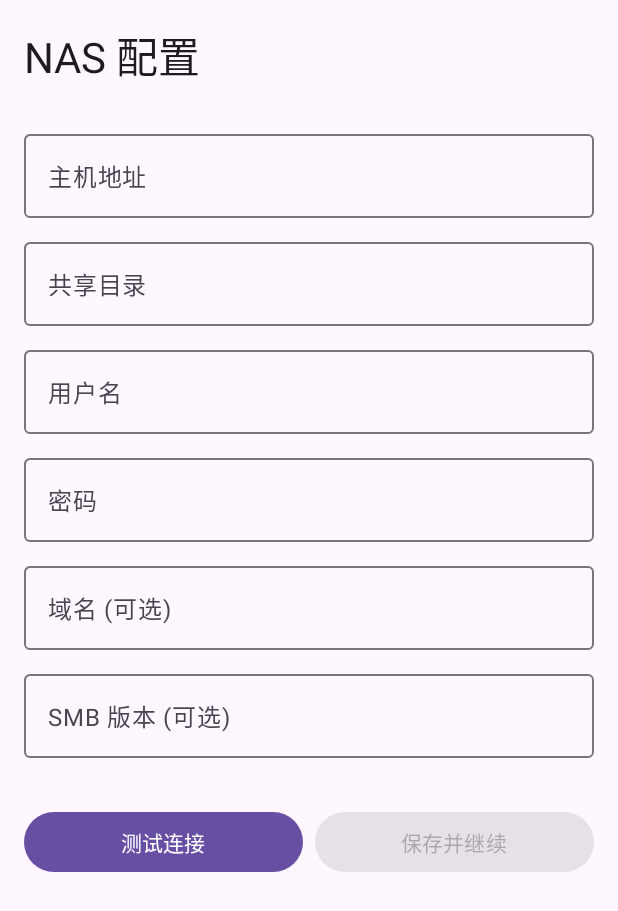
After one commit to jiangwei199805058112-debug/NASPlayer, an Android app built with Jetpack Compose: the NasConfigScreen screen opened through its navigation route, on a phone screen of 412 x 824 dp. The commit adds this screen. Shown: the top 911 px of the screen. Run offline under Robolectric (Android 15) with nearby library versions, the light colour scheme and no system bars; our stand-ins replace Dagger/Hilt's generated code.

Commit message:
feat: complete UI screens and ViewModels implementation
- Add NasConfigScreen with connection testing functionality
- Add MediaLibraryScreen with file browsing capabilities
- Add NasConfigViewModel with SMB configuration management
- Add MediaLibraryViewModel with file listing operations
- Add NasPrefs DataStore for configuration persistence
- Add DataStoreModule for dependency injection
- Fix NavGraph imports and route configurations
- Fix README.md lint error (add trailing newline)
- Complete all missing UI components for basic functionality

```diff
--- /dev/null
+++ b/app/src/main/java/com/example/nasonly/data/datastore/NasPrefs.kt
@@ -0,0 +1,64 @@
+package com.example.nasonly.data.datastore
+
+import android.content.Context
+import androidx.datastore.preferences.core.edit
+import androidx.datastore.preferences.core.stringPreferencesKey
+import androidx.datastore.preferences.preferencesDataStore
+import kotlinx.coroutines.flow.Flow
+import kotlinx.coroutines.flow.map
+import javax.inject.Inject
+import javax.inject.Singleton
+
+private val Context.dataStore by preferencesDataStore(name = "nas_prefs")
+
+object NasPrefsKeys {
+    val HOST = stringPreferencesKey("host")
+    val SHARE = stringPreferencesKey("share")
+    val USER = stringPreferencesKey("user")
+    val PASS = stringPreferencesKey("pass")
+    val DOMAIN = stringPreferencesKey("domain")
+    val SMB_VER = stringPreferencesKey("smb_ver")
+}
+
+data class NasConfig(
+    val host: String = "",
+    val share: String = "",
+    val username: String = "",
+    val password: String = "",
+    val domain: String = "",
+    val smbVersion: String = ""
+)
+
+@Singleton
+class NasPrefs @Inject constructor(
+    private val context: Context
+) {
+    suspend fun save(
+        host: String,
+        share: String,
+        username: String,
+        password: String,
+        domain: String,
+        smbVersion: String
+    ) {
+        context.dataStore.edit { prefs ->
+            prefs[NasPrefsKeys.HOST] = host
+            prefs[NasPrefsKeys.SHARE] = share
+            prefs[NasPrefsKeys.USER] = username
+            prefs[NasPrefsKeys.PASS] = password
+            prefs[NasPrefsKeys.DOMAIN] = domain
+            prefs[NasPrefsKeys.SMB_VER] = smbVersion
+        }
+    }
+
+    fun flow(): Flow<NasConfig> = context.dataStore.data.map { prefs ->
+        NasConfig(
+            host = prefs[NasPrefsKeys.HOST] ?: "",
+            share = prefs[NasPrefsKeys.SHARE] ?: "",
+            username = prefs[NasPrefsKeys.USER] ?: "",
+            password = prefs[NasPrefsKeys.PASS] ?: "",
+            domain = prefs[NasPrefsKeys.DOMAIN] ?: "",
+            smbVersion = prefs[NasPrefsKeys.SMB_VER] ?: ""
+        )
+    }
+}
--- a/app/src/main/java/com/example/nasonly/navigation/NavGraph.kt
+++ b/app/src/main/java/com/example/nasonly/navigation/NavGraph.kt
@@ -6,11 +6,11 @@ import androidx.navigation.NavHostController
 import androidx.navigation.compose.NavHost
 import androidx.navigation.compose.composable
 import androidx.navigation.compose.rememberNavController
+import androidx.navigation.navArgument
+import androidx.navigation.NavType
+import com.example.nasonly.ui.screens.NasConfigScreen
+import com.example.nasonly.ui.screens.MediaLibraryScreen
 import com.example.nasonly.ui.screens.VideoPlayerScreen
-// 请根据实际路径补充其它 Screen 的 import
-// import com.example.nasonly.ui.screens.NasConfigScreen
-// import com.example.nasonly.ui.screens.MediaLibraryScreen
-// import com.example.nasonly.ui.screens.PlaylistScreen
 
 @Composable
 fun NavGraph(
@@ -19,16 +19,21 @@ fun NavGraph(
 ) {
     NavHost(navController = navController, startDestination = startDestination) {
         composable(Routes.NAS_CONFIG) {
-            // NasConfigScreen()
+            NasConfigScreen(navController)
         }
         composable(Routes.MEDIA_LIBRARY) {
-            // MediaLibraryScreen()
+            MediaLibraryScreen(navController)
         }
-        composable(Routes.PLAYLIST) { backStackEntry ->
-            val playlistId = backStackEntry.arguments?.getString("playlistId")?.toLongOrNull() ?: 0L
-            // PlaylistScreen(playlistId = playlistId)
-        }
-        composable(Routes.VIDEO_PLAYER) { backStackEntry ->
+        composable(
+            route = Routes.VIDEO_PLAYER,
+            arguments = listOf(
+                navArgument("uri") {
+                    type = NavType.StringType
+                    nullable = true
+                    defaultValue = ""
+                }
+            )
+        ) { backStackEntry ->
             val uri = backStackEntry.arguments?.getString("uri") ?: ""
             VideoPlayerScreen(uri = Uri.decode(uri))
         }
--- /dev/null
+++ b/app/src/main/java/com/example/nasonly/ui/screens/NasConfigScreen.kt
@@ -0,0 +1,152 @@
+package com.example.nasonly.ui.screens
+
+import androidx.compose.foundation.layout.*
+import androidx.compose.material3.*
+import androidx.compose.runtime.*
+import androidx.compose.ui.Modifier
+import androidx.compose.ui.unit.dp
+import androidx.hilt.navigation.compose.hiltViewModel
+import androidx.navigation.NavController
+import com.example.nasonly.ui.viewmodel.NasConfigViewModel
+import com.example.nasonly.navigation.Routes
+import com.example.nasonly.core.ui.components.LoadingIndicator
+import com.example.nasonly.core.ui.components.ErrorDialog
+
+@Composable
+fun NasConfigScreen(
+    navController: NavController,
+    viewModel: NasConfigViewModel = hiltViewModel()
+) {
+    val uiState by viewModel.uiState.collectAsState()
+
+    var host by remember { mutableStateOf(uiState.host) }
+    var share by remember { mutableStateOf(uiState.share) }
+    var username by remember { mutableStateOf(uiState.username) }
+    var password by remember { mutableStateOf(uiState.password) }
+    var domain by remember { mutableStateOf(uiState.domain) }
+    var smbVersion by remember { mutableStateOf(uiState.smbVersion) }
+
+    Column(
+        modifier = Modifier
+            .fillMaxSize()
+            .padding(16.dp),
+        verticalArrangement = Arrangement.spacedBy(8.dp)
+    ) {
+        Text(
+            text = "NAS 配置",
+            style = MaterialTheme.typography.headlineMedium,
+            modifier = Modifier.padding(bottom = 16.dp)
+        )
+
+        OutlinedTextField(
+            value = host,
+            onValueChange = { host = it },
+            label = { Text("主机地址") },
+            placeholder = { Text("例如: 192.168.1.100") },
+            modifier = Modifier.fillMaxWidth()
+        )
+
+        OutlinedTextField(
+            value = share,
+            onValueChange = { share = it },
+            label = { Text("共享目录") },
+            placeholder = { Text("例如: media") },
+            modifier = Modifier.fillMaxWidth()
+        )
+
+        OutlinedTextField(
+            value = username,
+            onValueChange = { username = it },
+            label = { Text("用户名") },
+            modifier = Modifier.fillMaxWidth()
+        )
+
+        OutlinedTextField(
+            value = password,
+            onValueChange = { password = it },
+            label = { Text("密码") },
+            modifier = Modifier.fillMaxWidth()
+        )
+
+        OutlinedTextField(
+            value = domain,
+            onValueChange = { domain = it },
+            label = { Text("域名 (可选)") },
+            modifier = Modifier.fillMaxWidth()
+        )
+
+        OutlinedTextField(
+            value = smbVersion,
+            onValueChange = { smbVersion = it },
+            label = { Text("SMB 版本 (可选)") },
+            placeholder = { Text("例如: 2.1") },
+            modifier = Modifier.fillMaxWidth()
+        )
+
+        Spacer(modifier = Modifier.height(16.dp))
+
+        Row(
+            modifier = Modifier.fillMaxWidth(),
+            horizontalArrangement = Arrangement.spacedBy(8.dp)
+        ) {
+            Button(
+                onClick = {
+                    viewModel.testConnection(host, share, username, password, domain, smbVersion)
+                },
+                modifier = Modifier.weight(1f),
+                enabled = !uiState.isLoading
+            ) {
+                if (uiState.isLoading) {
+                    CircularProgressIndicator(
+                        modifier = Modifier.size(16.dp),
+                        strokeWidth = 2.dp
+                    )
+                } else {
+                    Text("测试连接")
+                }
+            }
+
+            Button(
+                onClick = {
+                    viewModel.saveConfig(host, share, username, password, domain, smbVersion)
+                    navController.navigate(Routes.MEDIA_LIBRARY) {
+                        popUpTo(Routes.NAS_CONFIG) { inclusive = true }
+                    }
+                },
+                modifier = Modifier.weight(1f),
+                enabled = host.isNotEmpty() && username.isNotEmpty() && !uiState.isLoading
+            ) {
+                Text("保存并继续")
+            }
+        }
+
+        if (uiState.testResult != null) {
+            Card(
+                modifier = Modifier
+                    .fillMaxWidth()
+                    .padding(top = 8.dp)
+            ) {
+                Text(
+                    text = uiState.testResult,
+                    modifier = Modifier.padding(16.dp),
+                    color = if (uiState.testResult.contains("成功")) {
+                        MaterialTheme.colorScheme.primary
+                    } else {
+                        MaterialTheme.colorScheme.error
+                    }
+                )
+            }
+        }
+    }
+
+    // 错误对话框
+    if (uiState.error != null) {
+        ErrorDialog(
+            message = uiState.error,
+            onDismiss = { viewModel.clearError() },
+            onRetry = {
+                viewModel.testConnection(host, share, username, password, domain, smbVersion)
+            }
+        )
+    }
+}
--- a/app/src/main/java/com/example/nasonly/ui/screens/VideoPlayerScreen.kt
+++ b/app/src/main/java/com/example/nasonly/ui/screens/VideoPlayerScreen.kt
@@ -1,6 +1,9 @@
 package com.example.nasonly.ui.screens
 
 import androidx.compose.foundation.layout.*
+import androidx.compose.material.icons.Icons
+import androidx.compose.material.icons.filled.Pause
+import androidx.compose.material.icons.filled.PlayArrow
 import androidx.compose.material3.*
 import androidx.compose.runtime.*
 import androidx.compose.ui.Alignment
@@ -8,7 +11,6 @@ import androidx.compose.ui.Modifier
 import androidx.compose.ui.unit.dp
 import androidx.hilt.navigation.compose.hiltViewModel
 import com.example.nasonly.ui.viewmodel.VideoPlayerViewModel
-import com.example.nasonly.ui.viewmodel.VideoPlayerUiState
 
 @Composable
 fun VideoPlayerScreen(
--- /dev/null
+++ b/app/src/main/java/com/example/nasonly/ui/viewmodel/NasConfigViewModel.kt
@@ -0,0 +1,122 @@
+package com.example.nasonly.ui.viewmodel
+
+import androidx.lifecycle.ViewModel
+import androidx.lifecycle.viewModelScope
+import com.example.nasonly.data.datastore.NasPrefs
+import com.example.nasonly.repository.SmbRepository
+import dagger.hilt.android.lifecycle.HiltViewModel
+import kotlinx.coroutines.flow.MutableStateFlow
+import kotlinx.coroutines.flow.StateFlow
+import kotlinx.coroutines.launch
+import javax.inject.Inject
+
+@HiltViewModel
+class NasConfigViewModel @Inject constructor(
+    private val nasPrefs: NasPrefs,
+    private val smbRepository: SmbRepository
+) : ViewModel() {
+    private val _uiState = MutableStateFlow(NasConfigUiState())
+    val uiState: StateFlow<NasConfigUiState> = _uiState
+
+    init {
+        viewModelScope.launch {
+            nasPrefs.flow().collect { config ->
+                _uiState.value = _uiState.value.copy(
+                    host = config.host,
+                    share = config.share,
+                    username = config.username,
+                    password = config.password,
+                    domain = config.domain,
+                    smbVersion = config.smbVersion
+                )
+            }
+        }
+    }
+
+    fun saveConfig(
+        host: String,
+        share: String,
+        username: String,
+        password: String,
+        domain: String,
+        smbVersion: String
+    ) {
+        viewModelScope.launch {
+            try {
+                _uiState.value = _uiState.value.copy(isLoading = true, error = null)
+
+                // 保存到 DataStore
+                nasPrefs.save(host, share, username, password, domain, smbVersion)
+
+                // 配置 SMB 连接
+                smbRepository.configureConnection(host, share, username, password, domain)
+
+                _uiState.value = _uiState.value.copy(
+                    isLoading = false,
+                    testResult = "配置已保存"
+                )
+            } catch (e: Exception) {
+                _uiState.value = _uiState.value.copy(
+                    isLoading = false,
+                    error = "保存配置失败: ${e.message}"
+                )
+            }
+        }
+    }
+
+    fun testConnection(
+        host: String,
+        share: String,
+        username: String,
+        password: String,
+        domain: String,
+        smbVersion: String
+    ) {
+        viewModelScope.launch {
+            try {
+                _uiState.value = _uiState.value.copy(isLoading = true, error = null, testResult = null)
+
+                // 配置连接
+                smbRepository.configureConnection(host, share, username, password, domain)
+
+                // 测试连接
+                val result = smbRepository.testConnection()
+                result.fold(
+                    onSuccess = { message ->
+                        _uiState.value = _uiState.value.copy(
+                            isLoading = false,
+                            testResult = message
+                        )
+                    },
+                    onFailure = { error ->
+                        _uiState.value = _uiState.value.copy(
+                            isLoading = false,
+                            error = error.message ?: "连接测试失败"
+                        )
+                    }
+                )
+            } catch (e: Exception) {
+                _uiState.value = _uiState.value.copy(
+                    isLoading = false,
+                    error = "连接测试异常: ${e.message}"
+                )
+            }
+        }
+    }
+
+    fun clearError() {
+        _uiState.value = _uiState.value.copy(error = null)
+    }
+}
+
+data class NasConfigUiState(
+    val host: String = "",
+    val share: String = "",
+    val username: String = "",
+    val password: String = "",
+    val domain: String = "",
+    val smbVersion: String = "",
+    val isLoading: Boolean = false,
+    val error: String? = null,
+    val testResult: String? = null
+)
```
Also changed, not shown: app/src/main/java/com/example/nasonly/di/DataStoreModule.kt (added, +18 -0 lines), app/src/main/java/com/example/nasonly/ui/screens/MediaLibraryScreen.kt (added, +169 -0 lines), app/src/main/java/com/example/nasonly/ui/viewmodel/MediaLibraryViewModel.kt (added, +80 -0 lines), 1 other file.
